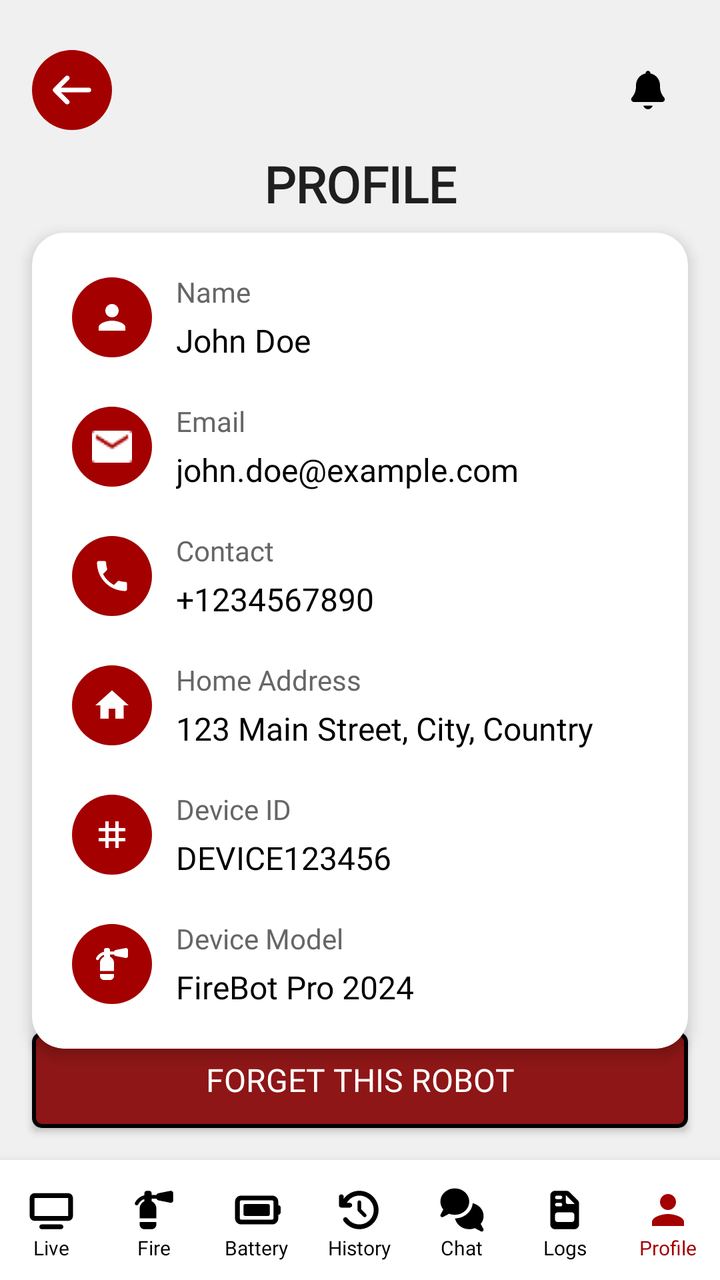
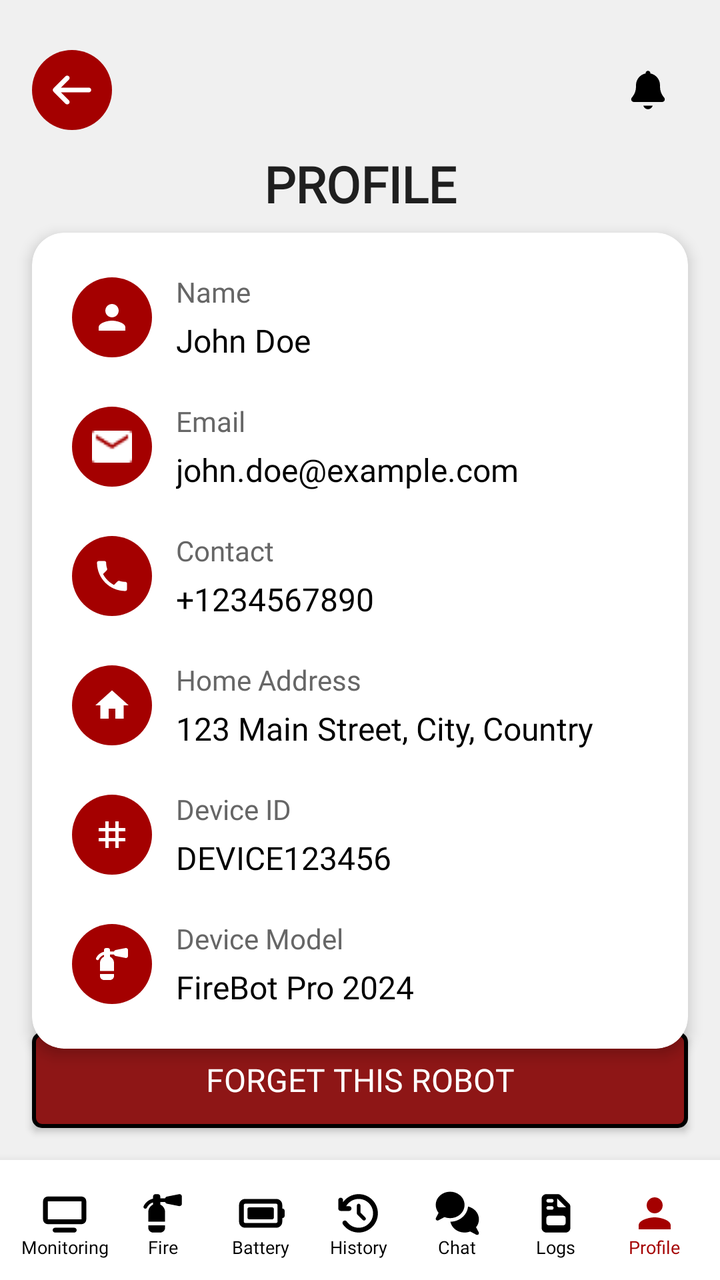

Compare the two renders of this Android layout. The source of the first and the diff that turns it into the second are given below.
<!-- AndroidManifest.xml: application theme AppTheme -->
<!-- res/layout/activity_profile.xml -->
<?xml version="1.0" encoding="utf-8"?>
<androidx.constraintlayout.widget.ConstraintLayout
    xmlns:android="http://schemas.android.com/apk/res/android"
    xmlns:app="http://schemas.android.com/apk/res-auto"
    xmlns:tools="http://schemas.android.com/tools"
    android:layout_width="match_parent"
    android:layout_height="match_parent"
    android:background="#F0F0F0"
    tools:context=".ProfileActivity">

    <androidx.constraintlayout.widget.ConstraintLayout
        android:id="@+id/header_layout"
        android:layout_width="0dp"
        android:layout_height="wrap_content"
        android:paddingStart="16dp"
        android:paddingEnd="16dp"
        android:paddingTop="25dp"
        android:paddingBottom="8dp"
        app:layout_constraintEnd_toEndOf="parent"
        app:layout_constraintStart_toStartOf="parent"
        app:layout_constraintTop_toTopOf="parent">

        <ImageButton
            android:id="@+id/back_button"
            android:layout_width="40dp"
            android:layout_height="40dp"
            android:background="@drawable/rounded_red_button_bg"
            android:contentDescription="Back"
            android:padding="8dp"
            android:scaleType="fitCenter"
            android:src="@drawable/ic_arrow_back"
            android:layout_marginTop="0dp"
            app:layout_constraintStart_toStartOf="parent"
            app:layout_constraintTop_toTopOf="parent"
            app:tint="#FFFFFF" />

        <ImageButton
            android:id="@+id/notificationButton"
            android:layout_width="40dp"
            android:layout_height="40dp"
            android:background="?attr/selectableItemBackgroundBorderless"
            android:contentDescription="Notifications"
            android:padding="8dp"
            android:scaleType="fitCenter"
            android:src="@drawable/ic_bell"
            android:layout_marginTop="0dp"
            app:layout_constraintEnd_toEndOf="parent"
            app:layout_constraintTop_toTopOf="@id/back_button"
            app:tint="#000000" />

        <TextView
            android:id="@+id/screen_title"
            android:layout_width="wrap_content"
            android:layout_height="wrap_content"
            android:text="PROFILE"
            android:textColor="#1f1f1f"
            android:textSize="25sp"
            android:textStyle="bold"
            android:fontFamily="@font/poppins_black"
            android:layout_marginTop="10dp"
            app:layout_constraintBottom_toBottomOf="parent"
            app:layout_constraintEnd_toEndOf="parent"
            app:layout_constraintStart_toStartOf="parent"
            app:layout_constraintTop_toBottomOf="@id/back_button" />

    </androidx.constraintlayout.widget.ConstraintLayout>

    
    <Button
        android:id="@+id/forget_robot_button"
        android:layout_width="0dp"
        android:layout_height="wrap_content"
        android:layout_marginStart="16dp"
        android:layout_marginEnd="16dp"
        android:layout_marginBottom="16dp"
        android:background="@drawable/button_red_fill_black_outline"
        android:text="Forget this Robot"
        android:textColor="#FFFFFF"
        android:textSize="16sp"
        android:fontFamily="@font/poppins_medium"
        android:padding="12dp"
        app:layout_constraintBottom_toTopOf="@id/bottom_navigation_bar"
        app:layout_constraintEnd_toEndOf="parent"
        app:layout_constraintStart_toStartOf="parent" />

    
    <androidx.cardview.widget.CardView
        android:id="@+id/profile_card"
        android:layout_width="0dp"
        android:layout_height="wrap_content"
        android:layout_marginStart="16dp"
        android:layout_marginEnd="16dp"
        android:layout_marginTop="16dp"
        android:layout_marginBottom="8dp"
        app:cardCornerRadius="16dp"
        app:cardElevation="4dp"
        app:layout_constraintBottom_toTopOf="@id/forget_robot_button"
        app:layout_constraintEnd_toEndOf="parent"
        app:layout_constraintStart_toStartOf="parent"
        app:layout_constraintTop_toBottomOf="@id/header_layout">

        
        <LinearLayout
            android:layout_width="match_parent"
            android:layout_height="wrap_content"
            android:orientation="vertical"
            android:padding="20dp">

            
            <LinearLayout
                android:layout_width="match_parent"
                android:layout_height="wrap_content"
                android:orientation="horizontal"
                android:gravity="center_vertical"
                android:layout_marginBottom="20dp">

                <LinearLayout
                    android:layout_width="40dp"
                    android:layout_height="40dp"
                    android:background="@drawable/rounded_red_button_bg"
                    android:gravity="center"
                    android:layout_marginEnd="12dp">
                    <ImageView
                        android:layout_width="20dp"
                        android:layout_height="20dp"
                        android:src="@drawable/person_icon"
                        android:contentDescription="Name"
                        app:tint="#FFFFFF" />
                </LinearLayout>

                <LinearLayout
                    android:layout_width="0dp"
                    android:layout_height="wrap_content"
                    android:layout_weight="1"
                    android:orientation="vertical">

                    <TextView
                        android:layout_width="wrap_content"
                        android:layout_height="wrap_content"
                        android:text="Name"
                        android:textSize="14sp"
                        android:textColor="#666666"
                        android:fontFamily="@font/poppins_regular"
                        android:layout_marginBottom="4dp" />

                    <TextView
                        android:id="@+id/profile_name"
                        android:layout_width="wrap_content"
                        android:layout_height="wrap_content"
                        android:text="John Doe"
                        android:textSize="16sp"
                        android:textColor="#000000"
                        android:fontFamily="@font/poppins_medium" />
                </LinearLayout>
            </LinearLayout>

            
            <LinearLayout
                android:layout_width="match_parent"
                android:layout_height="wrap_content"
                android:orientation="horizontal"
                android:gravity="center_vertical"
                android:layout_marginBottom="20dp">

                <LinearLayout
                    android:layout_width="40dp"
                    android:layout_height="40dp"
                    android:background="@drawable/rounded_red_button_bg"
                    android:gravity="center"
                    android:layout_marginEnd="12dp">
                    <ImageView
                        android:layout_width="20dp"
                        android:layout_height="20dp"
                        android:src="@drawable/email"
                        android:contentDescription="Email"
                        app:tint="#FFFFFF" />
                </LinearLayout>

                <LinearLayout
                    android:layout_width="0dp"
                    android:layout_height="wrap_content"
                    android:layout_weight="1"
                    android:orientation="vertical">

                    <TextView
                        android:layout_width="wrap_content"
                        android:layout_height="wrap_content"
                        android:text="Email"
                        android:textSize="14sp"
                        android:textColor="#666666"
                        android:fontFamily="@font/poppins_regular"
                        android:layout_marginBottom="4dp" />

                    <TextView
                        android:id="@+id/profile_email"
                        android:layout_width="wrap_content"
                        android:layout_height="wrap_content"
                        android:text="john.doe@example.com"
                        android:textSize="16sp"
                        android:textColor="#000000"
                        android:fontFamily="@font/poppins_medium" />
                </LinearLayout>
            </LinearLayout>

            
            <LinearLayout
                android:layout_width="match_parent"
                android:layout_height="wrap_content"
                android:orientation="horizontal"
                android:gravity="center_vertical"
                android:layout_marginBottom="20dp">

                <LinearLayout
                    android:layout_width="40dp"
                    android:layout_height="40dp"
                    android:background="@drawable/rounded_red_button_bg"
                    android:gravity="center"
                    android:layout_marginEnd="12dp">
                    <ImageView
                        android:layout_width="20dp"
                        android:layout_height="20dp"
                        android:src="@drawable/contact"
                        android:contentDescription="Contact"
                        app:tint="#FFFFFF" />
                </LinearLayout>

                <LinearLayout
                    android:layout_width="0dp"
                    android:layout_height="wrap_content"
                    android:layout_weight="1"
                    android:orientation="vertical">

                    <TextView
                        android:layout_width="wrap_content"
                        android:layout_height="wrap_content"
                        android:text="Contact"
                        android:textSize="14sp"
                        android:textColor="#666666"
                        android:fontFamily="@font/poppins_regular"
                        android:layout_marginBottom="4dp" />

                    <TextView
                        android:id="@+id/profile_contact"
                        android:layout_width="wrap_content"
                        android:layout_height="wrap_content"
                        android:text="+1234567890"
                        android:textSize="16sp"
                        android:textColor="#000000"
                        android:fontFamily="@font/poppins_medium" />
                </LinearLayout>
            </LinearLayout>

            
            <LinearLayout
                android:layout_width="match_parent"
                android:layout_height="wrap_content"
                android:orientation="horizontal"
                android:gravity="center_vertical"
                android:layout_marginBottom="20dp">

                <LinearLayout
                    android:layout_width="40dp"
                    android:layout_height="40dp"
                    android:background="@drawable/rounded_red_button_bg"
                    android:gravity="center"
                    android:layout_marginEnd="12dp">
                    <ImageView
                        android:layout_width="20dp"
                        android:layout_height="20dp"
                        android:src="@drawable/home"
                        android:contentDescription="Home Address"
                        app:tint="#FFFFFF" />
                </LinearLayout>

                <LinearLayout
                    android:layout_width="0dp"
                    android:layout_height="wrap_content"
                    android:layout_weight="1"
                    android:orientation="vertical">

                    <TextView
                        android:layout_width="wrap_content"
                        android:layout_height="wrap_content"
                        android:text="Home Address"
                        android:textSize="14sp"
                        android:textColor="#666666"
                        android:fontFamily="@font/poppins_regular"
                        android:layout_marginBottom="4dp" />

                    <TextView
                        android:id="@+id/profile_address"
                        android:layout_width="wrap_content"
                        android:layout_height="wrap_content"
                        android:text="123 Main Street, City, Country"
                        android:textSize="16sp"
                        android:textColor="#000000"
                        android:fontFamily="@font/poppins_medium" />
                </LinearLayout>
            </LinearLayout>

            
            <LinearLayout
                android:layout_width="match_parent"
                android:layout_height="wrap_content"
                android:orientation="horizontal"
                android:gravity="center_vertical"
                android:layout_marginBottom="20dp">

                <LinearLayout
                    android:layout_width="40dp"
                    android:layout_height="40dp"
                    android:background="@drawable/rounded_red_button_bg"
                    android:gravity="center"
                    android:layout_marginEnd="12dp">
                    <ImageView
                        android:layout_width="20dp"
                        android:layout_height="20dp"
                        android:src="@drawable/device_id"
                        android:contentDescription="Device ID"
                        app:tint="#FFFFFF" />
                </LinearLayout>

                <LinearLayout
                    android:layout_width="0dp"
                    android:layout_height="wrap_content"
                    android:layout_weight="1"
                    android:orientation="vertical">

                    <TextView
                        android:layout_width="wrap_content"
                        android:layout_height="wrap_content"
                        android:text="Device ID"
                        android:textSize="14sp"
                        android:textColor="#666666"
                        android:fontFamily="@font/poppins_regular"
                        android:layout_marginBottom="4dp" />

                    <TextView
                        android:id="@+id/profile_device_id"
                        android:layout_width="wrap_content"
                        android:layout_height="wrap_content"
                        android:text="DEVICE123456"
                        android:textSize="16sp"
                        android:textColor="#000000"
                        android:fontFamily="@font/poppins_medium" />
                </LinearLayout>
            </LinearLayout>

            
            <LinearLayout
                android:layout_width="match_parent"
                android:layout_height="wrap_content"
                android:orientation="horizontal"
                android:gravity="center_vertical">

                <LinearLayout
                    android:layout_width="40dp"
                    android:layout_height="40dp"
                    android:background="@drawable/rounded_red_button_bg"
                    android:gravity="center"
                    android:layout_marginEnd="12dp">
                    <ImageView
                        android:layout_width="20dp"
                        android:layout_height="20dp"
                        android:src="@drawable/ic_fire_extinguisher_white"
                        android:contentDescription="Device Model"
                        app:tint="#FFFFFF" />
                </LinearLayout>

                <LinearLayout
                    android:layout_width="0dp"
                    android:layout_height="wrap_content"
                    android:layout_weight="1"
                    android:orientation="vertical">

                    <TextView
                        android:layout_width="wrap_content"
                        android:layout_height="wrap_content"
                        android:text="Device Model"
                        android:textSize="14sp"
                        android:textColor="#666666"
                        android:fontFamily="@font/poppins_regular"
                        android:layout_marginBottom="4dp" />

                    <TextView
                        android:id="@+id/profile_device_model"
                        android:layout_width="wrap_content"
                        android:layout_height="wrap_content"
                        android:text="FireBot Pro 2024"
                        android:textSize="16sp"
                        android:textColor="#000000"
                        android:fontFamily="@font/poppins_medium" />
                </LinearLayout>
            </LinearLayout>

        </LinearLayout>

    </androidx.cardview.widget.CardView>

    
    <LinearLayout
        android:id="@+id/bottom_navigation_bar"
        android:layout_width="0dp"
        android:layout_height="60dp"
        android:background="#FFFFFF"
        android:orientation="horizontal"
        android:weightSum="7"
        android:elevation="8dp"
        app:layout_constraintBottom_toBottomOf="parent"
        app:layout_constraintEnd_toEndOf="parent"
        app:layout_constraintStart_toStartOf="parent">

        <LinearLayout
            android:id="@+id/nav_live"
            android:layout_width="0dp"
            android:layout_height="match_parent"
            android:layout_weight="1"
            android:orientation="vertical"
            android:gravity="center"
            android:clickable="true"
            android:focusable="true"
            android:background="?attr/selectableItemBackgroundBorderless"
            android:paddingTop="4dp">
            <ImageView
                android:layout_width="24dp"
                android:layout_height="24dp"
                android:src="@drawable/ic_live_default"
                app:tint="#000000"
                android:contentDescription="Navigation Icon" />
            <TextView
                android:layout_width="wrap_content"
                android:layout_height="wrap_content"
                android:text="Live"
                android:textSize="10sp"
                android:textColor="#000000"
                android:fontFamily="@font/poppins_regular" />
        </LinearLayout>

        <LinearLayout
            android:id="@+id/nav_fire"
            android:layout_width="0dp"
            android:layout_height="match_parent"
            android:layout_weight="1"
            android:orientation="vertical"
            android:gravity="center"
            android:clickable="true"
            android:focusable="true"
            android:background="?attr/selectableItemBackgroundBorderless"
            android:paddingTop="4dp">
            <ImageView
                android:layout_width="24dp"
                android:layout_height="24dp"
                android:src="@drawable/ic_fire_extinguisher"
                app:tint="#000000"
                android:contentDescription="Navigation Icon" />
            <TextView
                android:layout_width="wrap_content"
                android:layout_height="wrap_content"
                android:text="Fire"
                android:textSize="10sp"
                android:textColor="#000000"
                android:fontFamily="@font/poppins_regular" />
        </LinearLayout>

        <LinearLayout
            android:id="@+id/nav_battery"
            android:layout_width="0dp"
            android:layout_height="match_parent"
            android:layout_weight="1"
            android:orientation="vertical"
            android:gravity="center"
            android:clickable="true"
            android:focusable="true"
            android:background="?attr/selectableItemBackgroundBorderless"
            android:paddingTop="4dp">
            <ImageView
                android:layout_width="24dp"
                android:layout_height="24dp"
                android:src="@drawable/ic_battery_default"
                app:tint="#000000"
                android:contentDescription="Navigation Icon" />
            <TextView
                android:layout_width="wrap_content"
                android:layout_height="wrap_content"
                android:text="Battery"
                android:textSize="10sp"
                android:textColor="#000000"
                android:fontFamily="@font/poppins_regular" />
        </LinearLayout>

        <LinearLayout
            android:id="@+id/nav_history"
            android:layout_width="0dp"
            android:layout_height="match_parent"
            android:layout_weight="1"
            android:orientation="vertical"
            android:gravity="center"
            android:clickable="true"
            android:focusable="true"
            android:background="?attr/selectableItemBackgroundBorderless"
            android:paddingTop="4dp">
            <ImageView
                android:layout_width="24dp"
                android:layout_height="24dp"
                android:src="@drawable/ic_history_default"
                app:tint="#000000"
                android:contentDescription="Navigation Icon" />
            <TextView
                android:layout_width="wrap_content"
                android:layout_height="wrap_content"
                android:text="History"
                android:textSize="10sp"
                android:textColor="#000000"
                android:fontFamily="@font/poppins_regular" />
        </LinearLayout>

        <LinearLayout
            android:id="@+id/nav_chat"
            android:layout_width="0dp"
            android:layout_height="match_parent"
            android:layout_weight="1"
            android:orientation="vertical"
            android:gravity="center"
            android:clickable="true"
            android:focusable="true"
            android:background="?attr/selectableItemBackgroundBorderless"
            android:paddingTop="4dp">
            <ImageView
                android:layout_width="24dp"
                android:layout_height="24dp"
                android:src="@drawable/ic_chat_default"
                app:tint="#000000"
                android:contentDescription="Navigation Icon" />
            <TextView
                android:layout_width="wrap_content"
                android:layout_height="wrap_content"
                android:text="Chat"
                android:textSize="10sp"
                android:textColor="#000000"
                android:fontFamily="@font/poppins_regular" />
        </LinearLayout>

        <LinearLayout
            android:id="@+id/nav_logs"
            android:layout_width="0dp"
            android:layout_height="match_parent"
            android:layout_weight="1"
            android:orientation="vertical"
            android:gravity="center"
            android:clickable="true"
            android:focusable="true"
            android:background="?attr/selectableItemBackgroundBorderless"
            android:paddingTop="4dp">
            <ImageView
                android:layout_width="24dp"
                android:layout_height="24dp"
                android:src="@drawable/ic_logs_default"
                app:tint="#000000"
                android:contentDescription="Navigation Icon" />
            <TextView
                android:layout_width="wrap_content"
                android:layout_height="wrap_content"
                android:text="Logs"
                android:textSize="10sp"
                android:textColor="#000000"
                android:fontFamily="@font/poppins_regular" />
        </LinearLayout>

        <LinearLayout
            android:id="@+id/nav_profile"
            android:layout_width="0dp"
            android:layout_height="match_parent"
            android:layout_weight="1"
            android:orientation="vertical"
            android:gravity="center"
            android:clickable="true"
            android:focusable="true"
            android:background="?attr/selectableItemBackgroundBorderless"
            android:paddingTop="4dp">
            <ImageView
                android:layout_width="24dp"
                android:layout_height="24dp"
                android:src="@drawable/person_icon"
                app:tint="#A40000"
                android:contentDescription="Navigation Icon" />
            <TextView
                android:layout_width="wrap_content"
                android:layout_height="wrap_content"
                android:text="Profile"
                android:textSize="10sp"
                android:textColor="#A40000"
                android:fontFamily="@font/poppins_regular" />
        </LinearLayout>

    </LinearLayout>

</androidx.constraintlayout.widget.ConstraintLayout>
<!-- resources referenced by this layout -->
<resources>
  <!-- drawable button_red_fill_black_outline (drawable) -->
  <?xml version="1.0" encoding="utf-8"?>
  <shape xmlns:android="http://schemas.android.com/apk/res/android"
      android:shape="rectangle">
      <stroke
          android:width="2dp"
          android:color="#000000" />
      <corners android:radius="4dp" />
      <solid android:color="#8E1616" />
  </shape>
  <!-- drawable contact (drawable) -->
  <vector xmlns:android="http://schemas.android.com/apk/res/android" android:height="24dp" android:tint="#FFFFFF" android:viewportHeight="24" android:viewportWidth="24" android:width="24dp">
        
      <path android:fillColor="@android:color/white" android:pathData="M6.62,10.79c1.44,2.83 3.76,5.14 6.59,6.59l2.2,-2.2c0.27,-0.27 0.67,-0.36 1.02,-0.24 1.12,0.37 2.33,0.57 3.57,0.57 0.55,0 1,0.45 1,1V20c0,0.55 -0.45,1 -1,1 -9.39,0 -17,-7.61 -17,-17 0,-0.55 0.45,-1 1,-1h3.5c0.55,0 1,0.45 1,1 0,1.25 0.2,2.45 0.57,3.57 0.11,0.35 0.03,0.74 -0.25,1.02l-2.2,2.2z"/>
      
  </vector>
  <!-- drawable device_id (drawable) -->
  <vector xmlns:android="http://schemas.android.com/apk/res/android" android:height="24dp" android:tint="#FFFFFF" android:viewportHeight="24" android:viewportWidth="24" android:width="24dp">
        
      <path android:fillColor="@android:color/white" android:pathData="M20,10V8h-4V4h-2v4h-4V4H8v4H4v2h4v4H4v2h4v4h2v-4h4v4h2v-4h4v-2h-4v-4H20zM14,14h-4v-4h4V14z"/>
      
  </vector>
  <!-- drawable home (drawable) -->
  <vector xmlns:android="http://schemas.android.com/apk/res/android" android:height="24dp" android:tint="#FFFFFF" android:viewportHeight="24" android:viewportWidth="24" android:width="24dp">
        
      <path android:fillColor="@android:color/white" android:pathData="M10,20v-6h4v6h5v-8h3L12,3 2,12h3v8z"/>
      
  </vector>
  <!-- drawable person_icon (drawable) -->
  <vector xmlns:android="http://schemas.android.com/apk/res/android" android:height="24dp" android:tint="#FFFFFF" android:viewportHeight="24" android:viewportWidth="24" android:width="24dp">
        
      <path android:fillColor="@android:color/white" android:pathData="M12,12c2.21,0 4,-1.79 4,-4s-1.79,-4 -4,-4 -4,1.79 -4,4 1.79,4 4,4zM12,14c-2.67,0 -8,1.34 -8,4v2h16v-2c0,-2.66 -5.33,-4 -8,-4z"/>
      
  </vector>
  <!-- drawable rounded_red_button_bg (drawable) -->
  <?xml version="1.0" encoding="utf-8"?>
  <shape xmlns:android="http://schemas.android.com/apk/res/android"
      android:shape="oval">
      <solid android:color="#A40000" />
  </shape>
  <style name="AppTheme" parent="Theme.AppCompat.Light.DarkActionBar">
          <item name="colorPrimary">@color/colorPrimary</item>
          <item name="colorPrimaryDark">@color/colorPrimaryDark</item>
          <item name="colorAccent">@color/colorAccent</item>
  
          <item name="actionBarStyle">@style/CustomActionBar</item>
      </style>
  <color name="colorPrimary">#8E1616</color>
  <color name="colorPrimaryDark">#5E0E0E</color>
  <color name="colorAccent">#FF6B35</color>
  <style name="CustomActionBar" parent="@style/Widget.AppCompat.ActionBar">
          <item name="background">@color/colorPrimary</item>
          <item name="titleTextStyle">@style/BoldCapsActionBarText</item>
      </style>
  <style name="BoldCapsActionBarText" parent="@style/TextAppearance.AppCompat.Widget.ActionBar.Title">
          <item name="android:textStyle">bold</item>
          <item name="android:fontFamily">@font/poppins_bold</item>
          <item name="android:textAllCaps">true</item>
          <item name="android:textColor">@color/white</item>
      </style>
  <color name="white">#FFFFFF</color>
  <!-- unchanged entries left out for length: 10 -->
</resources>

<!-- the commit's change to res/layout/activity_profile.xml (unified diff, before → after) -->
@@ -406,12 +406,14 @@
         android:orientation="horizontal"
         android:weightSum="7"
         android:elevation="8dp"
+        android:paddingStart="8dp"
+        android:paddingEnd="8dp"
         app:layout_constraintBottom_toBottomOf="parent"
         app:layout_constraintEnd_toEndOf="parent"
         app:layout_constraintStart_toStartOf="parent">
 
         <LinearLayout
-            android:id="@+id/nav_live"
+            android:id="@+id/nav_monitoring"
             android:layout_width="0dp"
             android:layout_height="match_parent"
             android:layout_weight="1"
@@ -430,10 +432,11 @@
             <TextView
                 android:layout_width="wrap_content"
                 android:layout_height="wrap_content"
-                android:text="Live"
-                android:textSize="10sp"
+                android:text="Monitoring"
+                android:textSize="9sp"
                 android:textColor="#000000"
-                android:fontFamily="@font/poppins_regular" />
+                android:fontFamily="@font/poppins_regular"
+                android:includeFontPadding="false" />
         </LinearLayout>
 
         <LinearLayout
@@ -457,9 +460,10 @@
                 android:layout_width="wrap_content"
                 android:layout_height="wrap_content"
                 android:text="Fire"
-                android:textSize="10sp"
+                android:textSize="9sp"
                 android:textColor="#000000"
-                android:fontFamily="@font/poppins_regular" />
+                android:fontFamily="@font/poppins_regular"
+                android:includeFontPadding="false" />
         </LinearLayout>
 
         <LinearLayout
@@ -483,9 +487,10 @@
                 android:layout_width="wrap_content"
                 android:layout_height="wrap_content"
                 android:text="Battery"
-                android:textSize="10sp"
+                android:textSize="9sp"
                 android:textColor="#000000"
-                android:fontFamily="@font/poppins_regular" />
+                android:fontFamily="@font/poppins_regular"
+                android:includeFontPadding="false" />
         </LinearLayout>
 
         <LinearLayout
@@ -509,9 +514,10 @@
                 android:layout_width="wrap_content"
                 android:layout_height="wrap_content"
                 android:text="History"
-                android:textSize="10sp"
+                android:textSize="9sp"
                 android:textColor="#000000"
-                android:fontFamily="@font/poppins_regular" />
+                android:fontFamily="@font/poppins_regular"
+                android:includeFontPadding="false" />
         </LinearLayout>
 
         <LinearLayout
@@ -535,9 +541,10 @@
                 android:layout_width="wrap_content"
                 android:layout_height="wrap_content"
                 android:text="Chat"
-                android:textSize="10sp"
+                android:textSize="9sp"
                 android:textColor="#000000"
-                android:fontFamily="@font/poppins_regular" />
+                android:fontFamily="@font/poppins_regular"
+                android:includeFontPadding="false" />
         </LinearLayout>
 
         <LinearLayout
@@ -561,9 +568,10 @@
                 android:layout_width="wrap_content"
                 android:layout_height="wrap_content"
                 android:text="Logs"
-                android:textSize="10sp"
+                android:textSize="9sp"
                 android:textColor="#000000"
-                android:fontFamily="@font/poppins_regular" />
+                android:fontFamily="@font/poppins_regular"
+                android:includeFontPadding="false" />
         </LinearLayout>
 
         <LinearLayout
@@ -587,9 +595,10 @@
                 android:layout_width="wrap_content"
                 android:layout_height="wrap_content"
                 android:text="Profile"
-                android:textSize="10sp"
+                android:textSize="9sp"
                 android:textColor="#A40000"
-                android:fontFamily="@font/poppins_regular" />
+                android:fontFamily="@font/poppins_regular"
+                android:includeFontPadding="false" />
         </LinearLayout>
 
     </LinearLayout>
